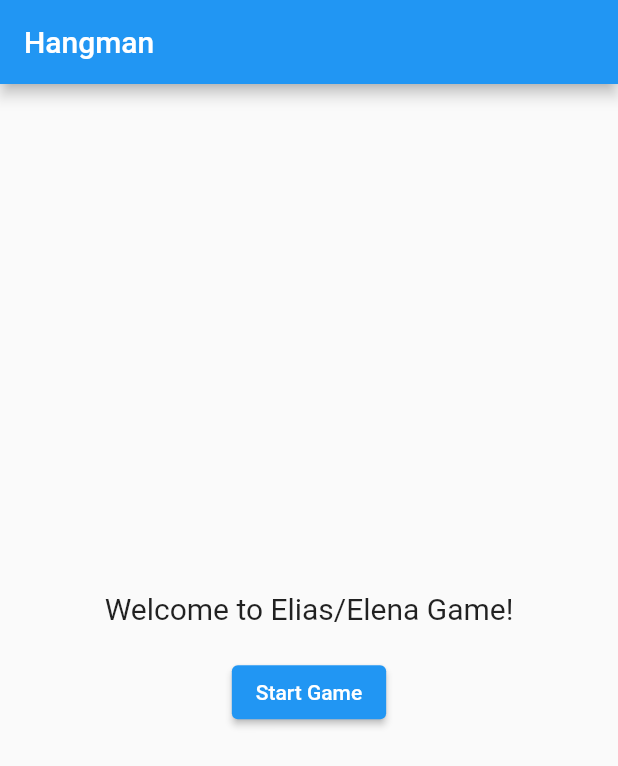
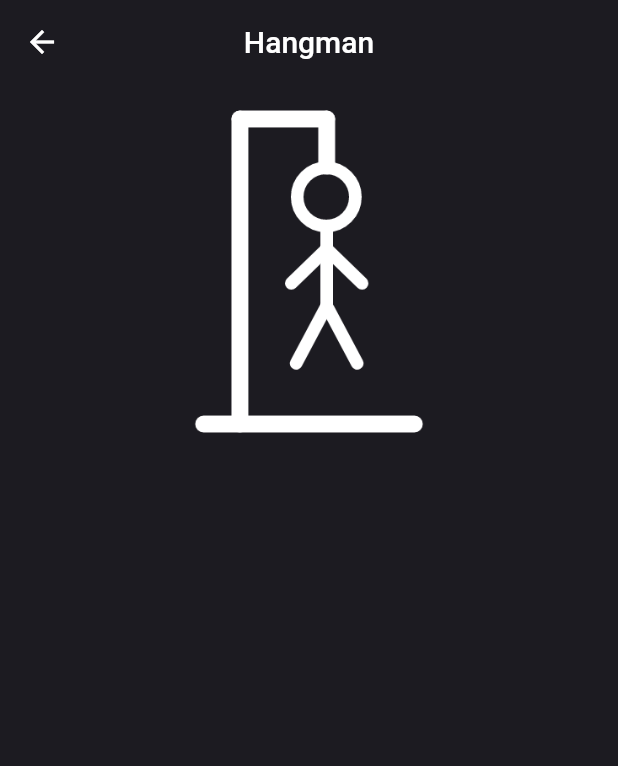
Before and after one commit to elias-nasser/project1, a Flutter app: the screen it shows after launch, after a tap on "Start Game", on a phone screen of 412 x 824 dp. Shown: the top 766 px of the screen. Run offline on Flutter 3.47's test engine with Material 2 defaults, Android fonts, the phone set to English and light mode, and no system bars.

Commit message:
add figure_image file for images add game_page file for game play add assets folder for images add colors file for app color i added in home page button to go to gameplay i added in game play file stack for hang images change backgroundColor in home page

```diff
--- /dev/null
+++ b/lib/colors.dart
@@ -0,0 +1,6 @@
+import 'package:flutter/material.dart';
+
+class AppColor {
+  static Color primaryColor = Color(0xFF1C1B21);
+  static Color primaryColorDark = Color(0xFF868686);
+}
--- /dev/null
+++ b/lib/figure_image.dart
@@ -0,0 +1,12 @@
+import 'package:flutter/cupertino.dart';
+
+Widget figureImage(bool visible, String path) {
+  return Visibility(
+      visible: visible,
+      child: Container(
+        width: 250,
+        height: 250,
+        child: Image.asset(path),
+      )
+  );
+}
--- /dev/null
+++ b/lib/game_page.dart
@@ -0,0 +1,44 @@
+import 'package:flutter/material.dart';
+import 'colors.dart';
+import 'figure_image.dart';
+
+class GamePage extends StatefulWidget {
+  const GamePage({Key? key}) : super(key: key);
+  @override
+  State<GamePage> createState() => _GamePageState();
+}
+
+class _GamePageState extends State<GamePage> {
+  @override
+  Widget build(BuildContext context) {
+    return Scaffold(
+      backgroundColor: AppColor.primaryColor,
+      appBar: AppBar(
+        title: Text("Hangman"),
+        elevation: 0,
+        centerTitle: true,
+        backgroundColor: AppColor.primaryColor,
+      ),
+      body: Column(
+        mainAxisAlignment: MainAxisAlignment.spaceBetween,
+        crossAxisAlignment: CrossAxisAlignment.center,
+        children: [
+          Center(
+            child: Stack(
+              children: [
+                figureImage(true , "assets/hang.png"),
+                figureImage(true , "assets/head.png"),
+                figureImage(true , "assets/body.png"),
+                figureImage(true , "assets/ra.png"),
+                figureImage(true , "assets/la.png"),
+                figureImage(true , "assets/rl.png"),
+                figureImage(true , "assets/ll.png"),
+              ],
+            ),
+          ),
+
+        ],
+      ),
+    );
+  }
+}
--- a/lib/home_page.dart
+++ b/lib/home_page.dart
@@ -1,10 +1,16 @@
 import 'package:flutter/material.dart';
+
+import 'colors.dart';
+import 'game_page.dart';
 
 class HomePage extends StatelessWidget {
   @override
   Widget build(BuildContext context) {
     return Scaffold(
+      backgroundColor: AppColor.primaryColor,
       appBar: AppBar(
+        centerTitle: true,
+        backgroundColor: AppColor.primaryColor,
         title: Text('Hangman'),
       ),
       body: Center(
@@ -13,12 +19,15 @@ class HomePage extends StatelessWidget {
           children: [
             Text(
               'Welcome to Elias/Elena Game!',
-              style: TextStyle(fontSize: 20),
+              style: TextStyle(fontSize: 20,color: Colors.white),
             ),
             SizedBox(height: 20),
             ElevatedButton(
               onPressed: () {
-
+                Navigator.push(
+                  context,
+                  MaterialPageRoute(builder: (context) => GamePage()),
+                );
               },
               child: Text('Start Game'),
             ),
--- a/lib/main.dart
+++ b/lib/main.dart
@@ -10,6 +10,7 @@ class MyApp extends StatelessWidget {
   @override
   Widget build(BuildContext context) {
     return MaterialApp(
+      debugShowCheckedModeBanner: false,
       title: 'Hangman Game',
       theme: ThemeData(
         primarySwatch: Colors.blue,
--- a/pubspec.yaml
+++ b/pubspec.yaml
@@ -57,7 +57,8 @@ flutter:
   # included with your application, so that you can use the icons in
   # the material Icons class.
   uses-material-design: true
-
+  assets:
+    - assets/
   # To add assets to your application, add an assets section, like this:
   # assets:
   #   - images/a_dot_burr.jpeg
```
Also changed, not shown: assets/body.png (added), assets/hang.png (added), assets/head.png (added), assets/la.png (added), assets/ll.png (added), assets/ra.png (added), assets/rl.png (added).
